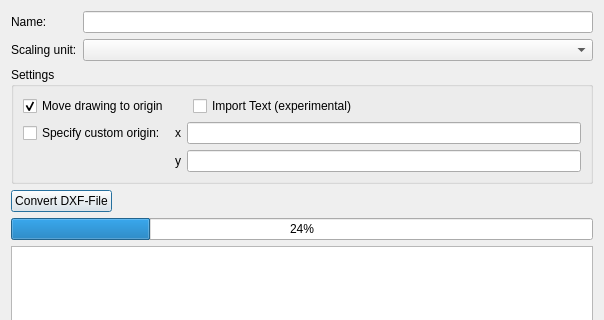
Qt form externals/DXFImportPlugin/src/ImportDXFDialog.ui (VICUS-Software/DXFImportPlugin) before a commit; both pictures show x 0 to 604 and y 0 to 320 of the 604 by 739 pixel window.
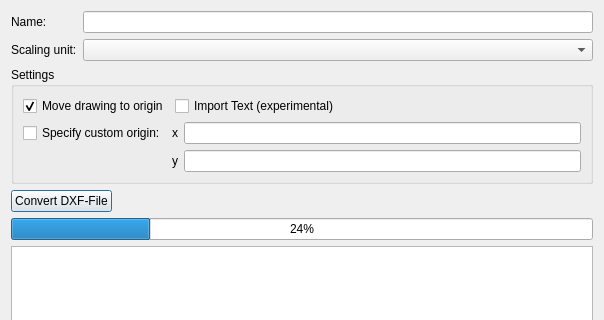
The same form after that commit. Custom widgets are drawn as their Qt base class.

```diff
--- a/externals/DXFImportPlugin/src/ImportDXFDialog.ui
+++ b/externals/DXFImportPlugin/src/ImportDXFDialog.ui
@@ -66,21 +66,17 @@
       <string>Settings</string>
      </property>
      <layout class="QGridLayout" name="gridLayout_3">
-      <item row="1" column="1">
-       <widget class="QLabel" name="labelX">
+      <item row="0" column="0">
+       <widget class="QCheckBox" name="checkBoxMove">
         <property name="text">
-         <string>x</string>
+         <string>Move drawing to origin</string>
         </property>
-       </widget>
-      </item>
-      <item row="2" column="1">
-       <widget class="QLabel" name="labelY">
-        <property name="text">
-         <string>y</string>
+        <property name="checked">
+         <bool>true</bool>
         </property>
        </widget>
       </item>
-      <item row="0" column="3">
+      <item row="0" column="1">
        <widget class="QCheckBox" name="checkBoxImportText">
         <property name="enabled">
          <bool>true</bool>
@@ -93,7 +89,7 @@
         </property>
        </widget>
       </item>
-      <item row="0" column="4">
+      <item row="0" column="2">
        <spacer name="horizontalSpacer_2">
         <property name="orientation">
          <enum>Qt::Horizontal</enum>
@@ -106,28 +102,36 @@
         </property>
        </spacer>
       </item>
-      <item row="1" column="0">
+      <item row="1" column="0" colspan="3">
+       <layout class="QGridLayout" name="gridLayout_2">
+        <item row="0" column="0">
        <widget class="QCheckBox" name="checkBoxCustomOrigin">
         <property name="text">
          <string>Specify custom origin:</string>
         </property>
        </widget>
       </item>
-      <item row="0" column="0">
-       <widget class="QCheckBox" name="checkBoxMove">
+        <item row="0" column="1">
+         <widget class="QLabel" name="labelX">
         <property name="text">
-         <string>Move drawing to origin</string>
-        </property>
-        <property name="checked">
-         <bool>true</bool>
+           <string>x</string>
         </property>
        </widget>
       </item>
-      <item row="1" column="2" colspan="3">
+        <item row="0" column="2">
        <widget class="QtExt::ValidatingLineEdit" name="lineEditCustomCenterY"/>
       </item>
-      <item row="2" column="2" colspan="3">
+        <item row="1" column="1">
+         <widget class="QLabel" name="labelY">
+          <property name="text">
+           <string>y</string>
+          </property>
+         </widget>
+        </item>
+        <item row="1" column="2">
        <widget class="QtExt::ValidatingLineEdit" name="lineEditCustomCenterX"/>
+        </item>
+       </layout>
       </item>
      </layout>
     </widget>
```
Lines whose indentation alone changed are shown as unchanged.
